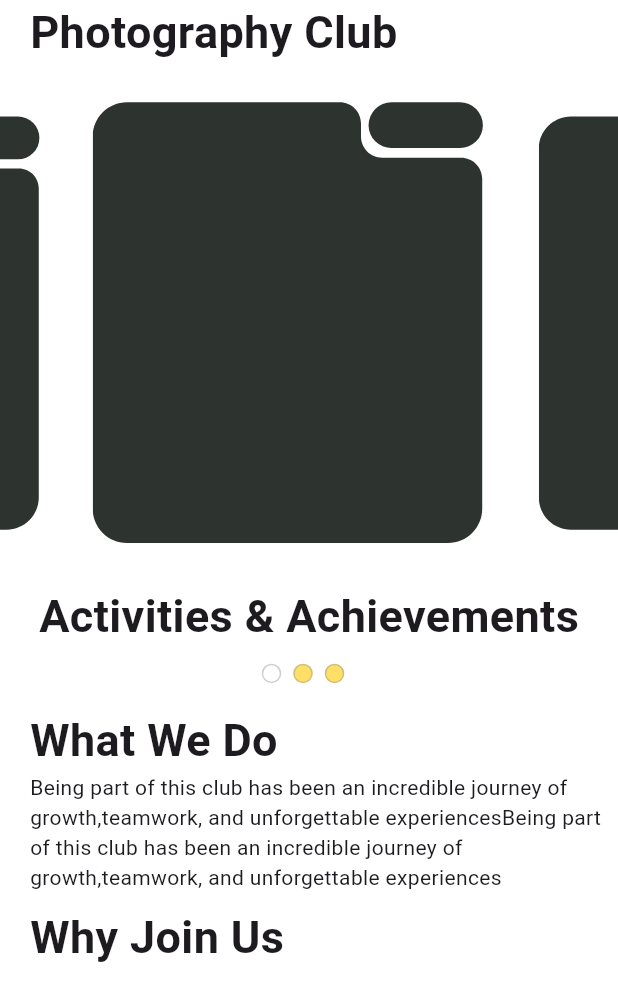
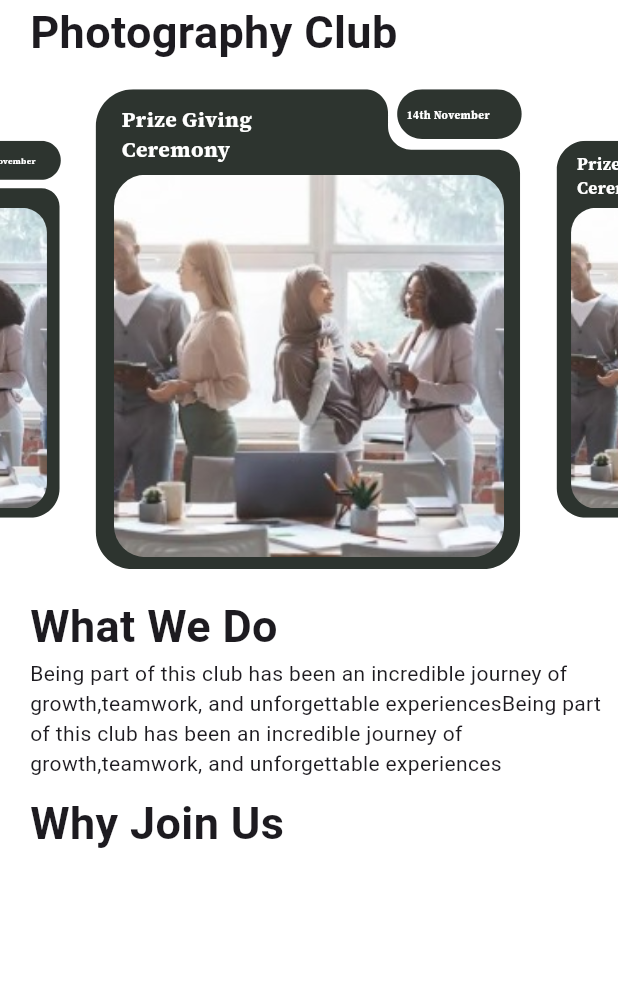
Before and after one commit to mishad01/East-Delta-University-Clubs, a Flutter app: the ClubDetailsScreen screen opened directly, on a phone screen of 412 x 824 dp. Shown: the top 1001 px of the screen. Run offline on Flutter 3.47's test engine with Material 3 defaults, Android fonts, the phone set to English and light mode, and no system bars; drawn by our look-alikes of carousel_slider; our stand-ins replace device_preview, flutter_svg, get, google_fonts, pin_code_fields, sizer.

Commit message:
Card design update in Club details

```diff
--- a/edu_clubs_app/lib/presentation/ui/screens/home_screen.dart
+++ b/edu_clubs_app/lib/presentation/ui/screens/home_screen.dart
@@ -1,5 +1,5 @@
 import 'package:edu_clubs_app/presentation/ui/screens/all_club_screens.dart';
-import 'package:edu_clubs_app/presentation/ui/screens/auth_screen/club_details_screen.dart';
+import 'package:edu_clubs_app/presentation/ui/screens/club_details_screen.dart';
 import 'package:edu_clubs_app/presentation/utility/assets_path.dart';
 import 'package:edu_clubs_app/presentation/widgets/highlight_slider.dart';
 import 'package:edu_clubs_app/presentation/widgets/home_banner_slider.dart';
@@ -73,7 +73,7 @@ class _HomeScreenState extends State<HomeScreen> {
                     ),
                     itemBuilder: (context, index) {
                       return InkWell(
-                        onTap: () => Get.to(() => ClubDetailsScreen()),
+                        onTap: () => Get.to(() => const ClubDetailsScreen()),
                         child: Container(
                           height: 115,
                           width: 135,
--- a/edu_clubs_app/lib/presentation/utility/assets_path.dart
+++ b/edu_clubs_app/lib/presentation/utility/assets_path.dart
@@ -6,4 +6,5 @@ class AssetsPath {
   static const String eduLogo = "$images/edu_logo.svg";
   static const String eduLogo2 = "$images/edu_logo_2.svg";
   static const String eduCC = "$images/cc.png";
+  static const String card = "$images/card.svg";
 }
--- a/edu_clubs_app/lib/presentation/widgets/club_details_slider.dart
+++ b/edu_clubs_app/lib/presentation/widgets/club_details_slider.dart
@@ -1,6 +1,8 @@
 import 'package:carousel_slider/carousel_slider.dart';
+import 'package:edu_clubs_app/presentation/utility/assets_path.dart';
 import 'package:flutter/material.dart';
 import 'package:flutter_svg/flutter_svg.dart';
+import 'package:google_fonts/google_fonts.dart';
 
 class ClubDetailsSlider extends StatefulWidget {
   const ClubDetailsSlider({super.key});
@@ -11,105 +13,158 @@ class ClubDetailsSlider extends StatefulWidget {
 
 class _ClubDetailsSliderState extends State<ClubDetailsSlider> {
   ValueNotifier<int> _selectedIndex = ValueNotifier(0);
-  final CarouselSliderController _carouselController =
-      CarouselSliderController();
 
   final List<String> images = [
     "assets/images/h1.jpg",
-    "assets/images/2.png",
-    "assets/images/3.jpg",
+    "assets/images/h1.jpg",
+    "assets/images/h1.jpg",
   ];
 
   @override
   Widget build(BuildContext context) {
-    return Center(
-      child: Container(
-        decoration: BoxDecoration(borderRadius: BorderRadius.circular(12)),
-        child: Column(
-          children: [
-            CarouselSlider(
-              carouselController: _carouselController,
+    return CarouselSlider(
       options: CarouselOptions(
+        enlargeCenterPage: true,
+        enlargeFactor: 0.4,
+        enlargeStrategy: CenterPageEnlargeStrategy.zoom,
         height: 320.0,
-                viewportFraction: 0.7,
-                enlargeCenterPage: true,
-                enlargeFactor: 0.2,
-                onPageChanged: (index, reason) {
-                  _selectedIndex.value = index;
-                },
+        viewportFraction: 0.75,
       ),
       items: images.map((i) {
         return Builder(
           builder: (BuildContext context) {
+            //return buildContainer(i);
             return Container(
-                      width: double.infinity,
-                      height: 286,
-                      child: SvgPicture.asset(
-                        "assets/images/card.svg",
-                        height: 286,
+              child: Stack(
+                children: [
+                  SvgPicture.asset(
+                    AssetsPath.card,
+                    width: 300,
+                    height: 320,
+                  ),
+                  Padding(
+                    padding: const EdgeInsets.only(left: 25, top: 10),
+                    child: Text(
+                      "Prize Giving \nCeremony",
+                      style: GoogleFonts.sourceSerif4(
+                        color: Colors.white,
+                        fontWeight: FontWeight.bold,
+                      ),
+                    ),
+                  ),
+                  Padding(
+                    padding: const EdgeInsets.only(left: 215, top: 13),
+                    child: Text(
+                      "14th November",
+                      style: GoogleFonts.sourceSerif4(
+                          color: Colors.white,
+                          fontWeight: FontWeight.bold,
+                          fontSize: 7),
+                    ),
+                  ),
+                  Positioned(
+                    top: 57,
+                    left: 0,
+                    right: 0,
+                    child: Container(
+                      alignment: Alignment.center,
+                      decoration: BoxDecoration(
+                        borderRadius: BorderRadius.circular(21),
+                      ),
+                      child: ClipRRect(
+                        borderRadius: BorderRadius.circular(21),
+                        child: Image.asset(
+                          i,
+                          height: 255,
+                          width: 260,
+                          fit: BoxFit.fitWidth,
+                        ),
+                      ),
+                    ),
+                  )
+                ],
               ),
             );
           },
         );
       }).toList(),
+    );
+  }
+
+  Container buildContainer(String i) {
+    return Container(
+      width: double.infinity,
+      height: 286,
+      margin: EdgeInsets.symmetric(horizontal: 8.0),
+      decoration: BoxDecoration(
+        borderRadius: BorderRadius.circular(13),
+        color: Color(0xff2D342F),
       ),
-            const SizedBox(height: 10),
-            Text(
-              "Activities & Achievements",
-              style: TextStyle(fontSize: 30, fontWeight: FontWeight.bold),
+      child: Column(
+        children: [
+          Row(
+            mainAxisAlignment: MainAxisAlignment.spaceBetween,
+            crossAxisAlignment: CrossAxisAlignment.start,
+            children: [
+              Padding(
+                padding: const EdgeInsets.all(8.0),
+                child: Text(
+                  "Prize Giving \nCeremony",
+                  style: GoogleFonts.sourceSerif4(
+                    color: Colors.white,
+                    fontWeight: FontWeight.bold,
                   ),
-            const SizedBox(height: 10),
-            ValueListenableBuilder(
-              valueListenable: _selectedIndex,
-              builder: (context, value, child) {
-                return Row(
-                  mainAxisAlignment: MainAxisAlignment.center,
-                  children: [
-                    for (int i = 0; i < images.length; i++)
-                      GestureDetector(
-                        onTap: () {
-                          _selectedIndex.value = i;
-                          _carouselController.jumpToPage(_selectedIndex.value);
-                          setState(() {});
-                        },
+                ),
+              ),
+              Container(
+                width: 100,
+                height: 50,
+                decoration: BoxDecoration(
+                  borderRadius: BorderRadius.only(
+                    bottomLeft: Radius.circular(23),
+                  ),
+                  color: Colors.white,
+                  border: Border.all(color: Colors.white, width: 2),
+                ),
+                child: Center(
                   child: Container(
-                          height: 13,
-                          width: 13,
-                          margin: EdgeInsets.only(right: 8),
+                    width: 85,
+                    height: 33,
                     decoration: BoxDecoration(
-                            color: _selectedIndex.value == i
-                                ? Colors.white
-                                : Colors.amberAccent.withOpacity(0.8),
-                            borderRadius: BorderRadius.circular(12),
-                            border:
-                                Border.all(color: Colors.grey.withOpacity(0.5)),
+                      borderRadius: BorderRadius.circular(23),
+                      color: Color(0xff2D342F), // Inner container color
+                    ),
+                    child: Center(
+                      child: Text(
+                        "14th November, 2023",
+                        style: TextStyle(
+                            color: Colors.white,
+                            fontSize: 8,
+                            fontWeight: FontWeight.w600),
+                      ),
+                    ),
                   ),
                 ),
               ),
             ],
-                );
-              },
           ),
+          SizedBox(height: 10),
+          Container(
+            width: 270,
+            height: 237,
+            decoration: BoxDecoration(
+              borderRadius: BorderRadius.circular(21),
+            ),
+            child: ClipRRect(
+              borderRadius: BorderRadius.circular(21),
+              child: Image.asset(
+                i,
+                fit: BoxFit.cover,
+              ),
+            ),
+          )
         ],
-        ),
       ),
     );
   }
 }
-
-// Create a new screen to navigate to
-class NextScreen extends StatelessWidget {
-  final int imageIndex;
-
-  const NextScreen({Key? key, required this.imageIndex}) : super(key: key);
-
-  @override
-  Widget build(BuildContext context) {
-    return Scaffold(
-      appBar: AppBar(title: Text("Image Details")),
-      body: Center(
-        child: Text("Details for Image Index: $imageIndex"),
-      ),
-    );
-  }
-}
```
Also changed, not shown: edu_clubs_app/lib/presentation/widgets/highlight_slider.dart (+68 -19 lines), edu_clubs_app/assets/images/card.svg, edu_clubs_app/lib/presentation/ui/screens/club_details_screen.dart (renamed from edu_clubs_app/lib/presentation/ui/screens/auth_screen/club_details_screen.dart). Lines whose indentation alone changed are shown as unchanged.
